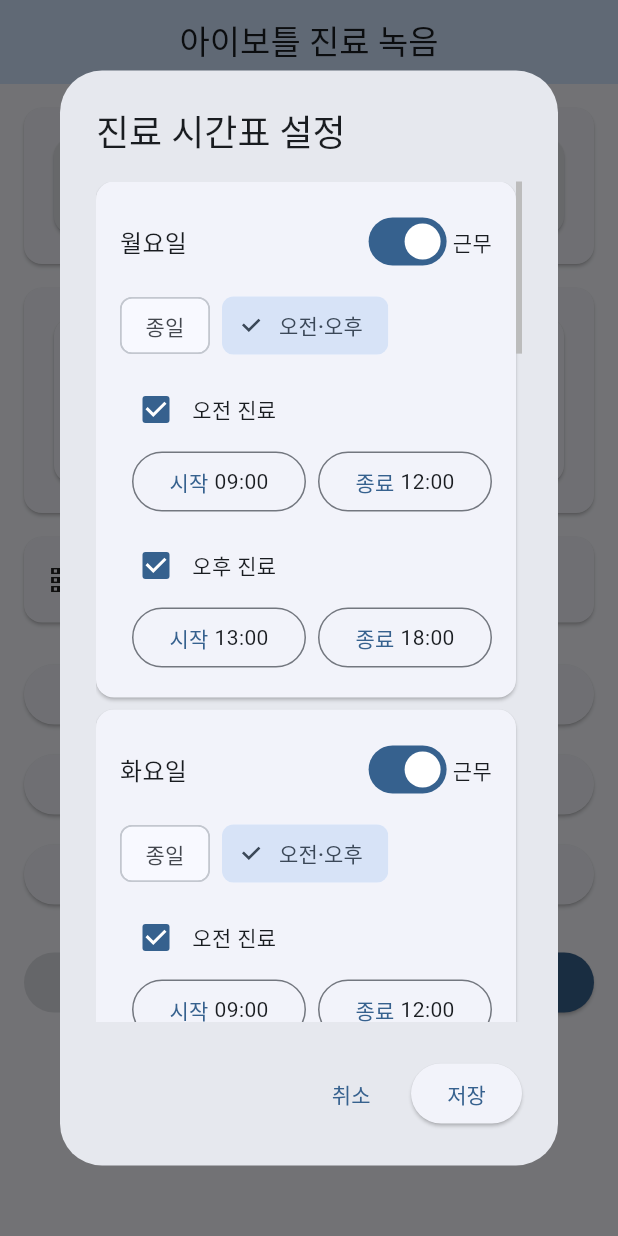
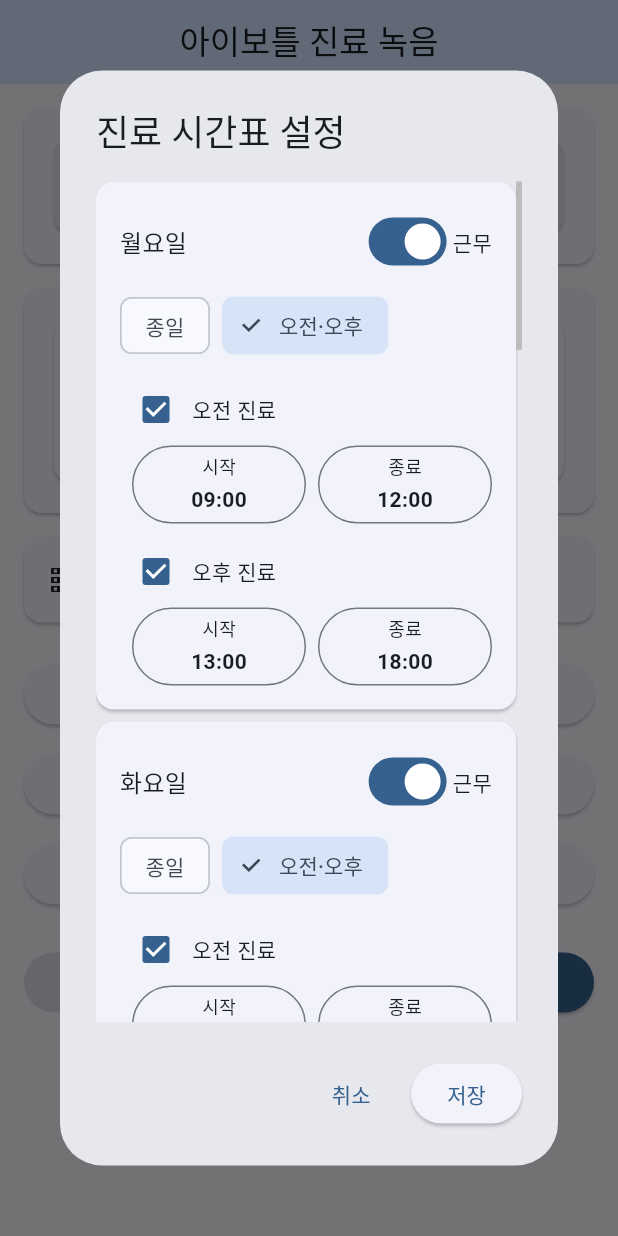
Before and after one commit to Eyebottle/eyebottlelee, a Flutter app: the screen it shows after launch, after a tap on "진료 시간표 설정", on a phone screen of 412 x 824 dp. Run offline on Flutter 3.47's test engine with Material 3 defaults, Android fonts, the phone set to English and light mode, and no system bars; our stand-ins replace logger, shared_preferences; missing offline and left inert: cron, file_selector, launch_at_startup, record, system_tray, window_manager.

Commit message:
ui: compact time buttons to avoid overflow

```diff
--- a/lib/ui/widgets/schedule_config_widget.dart
+++ b/lib/ui/widgets/schedule_config_widget.dart
@@ -488,14 +488,23 @@ class _TimeButton extends StatelessWidget {
   @override
   Widget build(BuildContext context) {
     final formatted = _formatTime(time);
+    final textTheme = Theme.of(context).textTheme;
     return OutlinedButton(
       onPressed: () => onPressed(),
-      child: Row(
-        mainAxisAlignment: MainAxisAlignment.center,
+      style: OutlinedButton.styleFrom(
+        padding: const EdgeInsets.symmetric(horizontal: 8, vertical: 6),
+        minimumSize: const Size(0, 40),
+        tapTargetSize: MaterialTapTargetSize.shrinkWrap,
+      ),
+      child: Column(
+        mainAxisSize: MainAxisSize.min,
         children: [
-          Text(label),
-          const SizedBox(width: AppSpacing.xs),
-          Text(formatted, style: Theme.of(context).textTheme.bodyMedium),
+          Text(label, style: textTheme.bodySmall),
+          const SizedBox(height: 4),
+          Text(
+            formatted,
+            style: textTheme.bodyMedium?.copyWith(fontWeight: FontWeight.w600),
+          ),
         ],
       ),
     );
```
